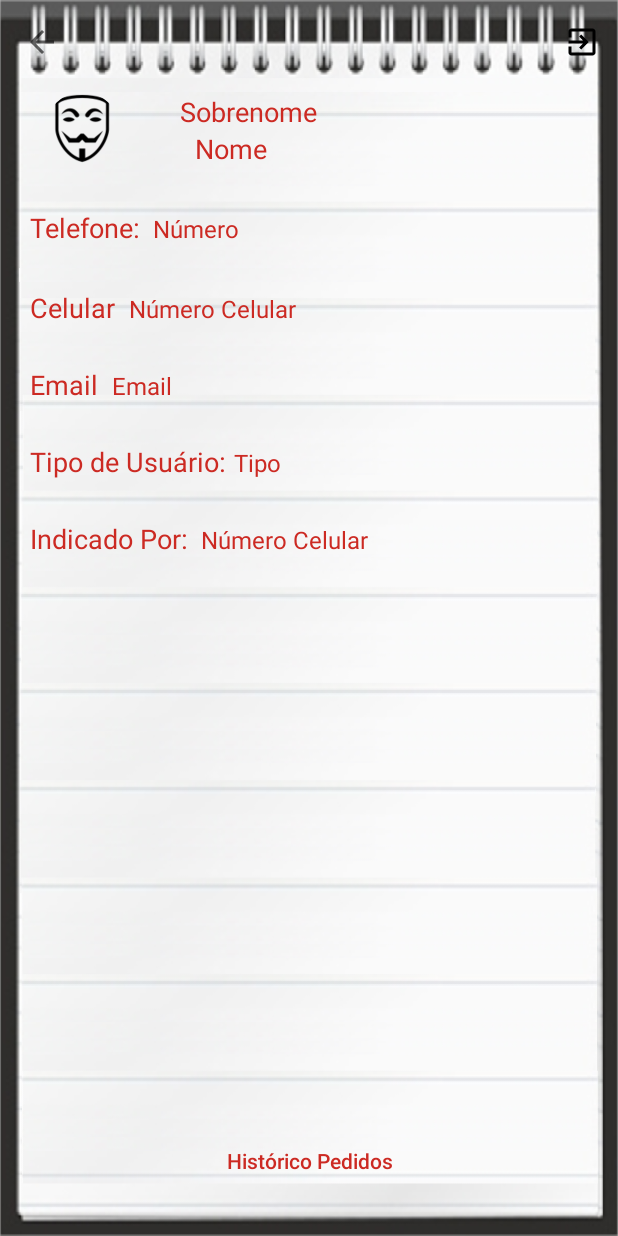
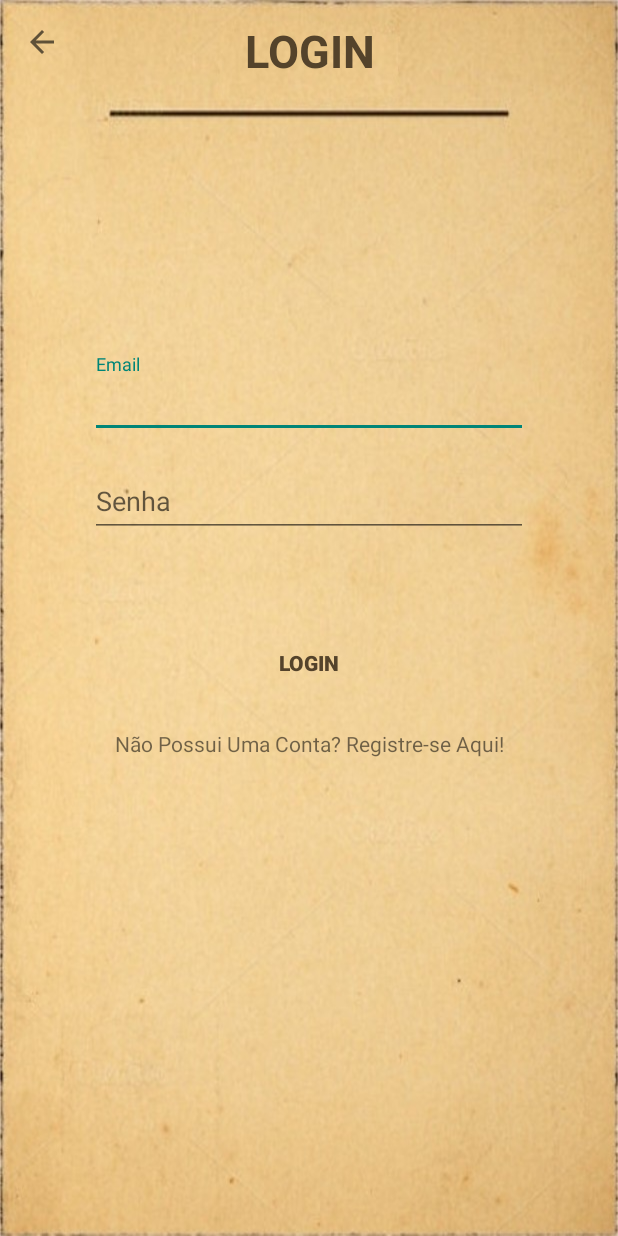
Before and after one commit to alefersaljr/iQueFome_Kotlin, an Android app: the ClienteProfile screen opened directly, with no data from a screen before it, after a tap on "Deslogar", on a phone screen of 412 x 824 dp. Run offline under Robolectric (Android 15) with nearby library versions, the phone set to English and light mode, and no system bars.

Commit message:
10/05/2019
- Criação da tela de Login
- Criação da tela de Cadastro
- Transição das telas
- Alinhamento dos componentes

```diff
--- /dev/null
+++ b/app/src/main/java/br/com/alexandre_salgueirinho/iquefome_kotlin/ClienteLogin.kt
@@ -0,0 +1,34 @@
+package br.com.alexandre_salgueirinho.iquefome_kotlin
+
+import android.content.Intent
+import androidx.appcompat.app.AppCompatActivity
+import android.os.Bundle
+import android.view.Menu
+import android.view.MenuItem
+import kotlinx.android.synthetic.main.activity_cliente_login.*
+
+class ClienteLogin : AppCompatActivity() {
+
+    private lateinit var mToolbar: androidx.appcompat.widget.Toolbar
+    val idBackButton = 16908332
+
+    override fun onCreate(savedInstanceState: Bundle?) {
+        super.onCreate(savedInstanceState)
+        setContentView(R.layout.activity_cliente_login)
+
+        mToolbar = findViewById(R.id.login_Toolbar)
+        setSupportActionBar(mToolbar)
+        supportActionBar?.setDisplayHomeAsUpEnabled(true)
+
+        login_TextView_Registre.setOnClickListener {
+            val intent = Intent(this, ClienteCadastro::class.java)
+            startActivity(intent)
+            finish()
+        }
+    }
+
+    override fun onSupportNavigateUp(): Boolean {
+        onBackPressed()
+        return true
+    }
+}
--- a/app/src/main/java/br/com/alexandre_salgueirinho/iquefome_kotlin/ClienteProfile.kt
+++ b/app/src/main/java/br/com/alexandre_salgueirinho/iquefome_kotlin/ClienteProfile.kt
@@ -1,5 +1,6 @@
 package br.com.alexandre_salgueirinho.iquefome_kotlin
 
+import android.content.Intent
 import androidx.appcompat.app.AppCompatActivity
 import android.os.Bundle
 import android.view.Menu
@@ -28,7 +29,8 @@ class ClienteProfile : AppCompatActivity() {
     override fun onOptionsItemSelected(item: MenuItem?): Boolean {
         when (item?.itemId) {
             idBackButton -> onBackPressed()
-            R.id.action_menu_profile_page_deslogar -> Toast.makeText(this, "Clicou em deslogar", Toast.LENGTH_SHORT).show()
+            R.id.action_menu_profile_page_deslogar -> startActivity ( Intent (this, ClienteLogin::class.java) )
+//            R.id.action_menu_profile_page_deslogar -> Toast.makeText(this, "Clicou em deslogar", Toast.LENGTH_SHORT).show()
         }
         return true
     }
--- a/app/src/main/res/layout/activity_cliente_inicial.xml
+++ b/app/src/main/res/layout/activity_cliente_inicial.xml
@@ -17,9 +17,6 @@
             android:layout_width="match_parent"
             android:layout_height="match_parent"
             android:layout_below="@+id/toolbar_include"
-            android:layout_marginTop="20sp">
-
-
-    </androidx.recyclerview.widget.RecyclerView>
+            android:layout_marginTop="20sp" />
 
 </RelativeLayout>
--- /dev/null
+++ b/app/src/main/res/layout/activity_cliente_login.xml
@@ -0,0 +1,94 @@
+<?xml version="1.0" encoding="utf-8"?>
+<RelativeLayout
+        xmlns:android="http://schemas.android.com/apk/res/android"
+        xmlns:tools="http://schemas.android.com/tools"
+        android:layout_width="match_parent"
+        android:layout_height="match_parent"
+        tools:context=".ClienteLogin"
+        android:background="@drawable/app_background">
+
+    <TextView
+            android:id="@+id/login_TextView_Login"
+            android:layout_width="match_parent"
+            android:layout_height="56sp"
+            android:paddingTop="13sp"
+            android:text="LOGIN"
+            android:textAlignment="center"
+            android:textSize="30sp"
+            android:textStyle="bold"
+            android:textColor="@color/text_color"/>
+
+    <include
+            android:id="@+id/login_Toolbar"
+            layout="@layout/layout_toolbar"/>
+
+
+    <LinearLayout
+            android:layout_width="match_parent"
+            android:layout_height="wrap_content"
+            android:orientation="vertical"
+            android:layout_below="@id/login_TextView_Login"
+            android:layout_marginTop="120sp"
+            android:layout_marginStart="30sp"
+            android:layout_marginEnd="30sp">
+
+
+        <com.google.android.material.textfield.TextInputLayout
+                android:id="@+id/login_Textfild_Email"
+                android:layout_width="match_parent"
+                android:layout_height="wrap_content"
+                android:layout_marginTop="60sp"
+                android:layout_marginLeft="30sp"
+                android:layout_marginRight="30sp">
+
+            <EditText
+                    android:id="@+id/login_EditText_Email"
+                    android:layout_width="match_parent"
+                    android:layout_height="wrap_content"
+                    android:ems="10"
+                    android:hint="Email"
+                    android:inputType="textEmailAddress"/>
+
+        </com.google.android.material.textfield.TextInputLayout>
+
+        <com.google.android.material.textfield.TextInputLayout
+                android:id="@+id/login_Textfild_Password"
+                android:layout_width="match_parent"
+                android:layout_height="wrap_content"
+                android:layout_marginTop="10sp"
+                android:layout_marginLeft="30sp"
+                android:layout_marginRight="30sp">
+
+            <EditText
+                    android:id="@+id/login_EditText_Password"
+                    android:layout_width="match_parent"
+                    android:layout_height="wrap_content"
+                    android:ems="10"
+                    android:hint="Senha"
+                    android:inputType="textPassword"/>
+
+        </com.google.android.material.textfield.TextInputLayout>
+
+        <Button
+                android:id="@+id/login_Button_Login"
+                android:layout_width="match_parent"
+                android:layout_height="wrap_content"
+                android:layout_marginTop="60sp"
+                android:layout_marginLeft="30sp"
+                android:layout_marginRight="30sp"
+                android:text="LOGIN"
+                android:textStyle="bold"
+                android:textColor="@color/text_color"
+                android:background="@null"/>
+
+        <TextView
+                android:id="@+id/login_TextView_Registre"
+                android:layout_width="match_parent"
+                android:layout_height="wrap_content"
+                android:layout_marginTop="20sp"
+                android:text="Não Possui Uma Conta? Registre-se Aqui!"
+                android:textAlignment="center"/>
+
+    </LinearLayout>
+
+</RelativeLayout>
--- a/app/src/main/res/layout/activity_cliente_profile.xml
+++ b/app/src/main/res/layout/activity_cliente_profile.xml
@@ -5,7 +5,7 @@
         android:layout_width="match_parent"
         android:layout_height="match_parent"
         tools:context=".ClienteProfile"
-        android:background="@drawable/note_back">
+        android:background="@drawable/app_background">
 
     <include
             layout="@layout/layout_toolbar"/>
@@ -15,7 +15,7 @@
                     android:paddingLeft="20sp"
                     android:paddingRight="20sp"
                     android:paddingBottom="20sp"
-                    android:layout_marginTop="56sp">
+                    android:layout_marginTop="80sp">
 
 
         <!--<RelativeLayout-->
@@ -85,7 +85,7 @@
                 android:layout_above="@+id/botaoHistoricoPedidos_layout"
                 android:layout_below="@+id/perfil_image"
                 android:layout_centerHorizontal="true"
-                android:layout_marginTop="10dp"
+                android:layout_marginTop="20dp"
                 android:layout_marginBottom="15dp"
                 android:orientation="vertical">
 
@@ -258,6 +258,7 @@
                             android:maxLines="1"
                             android:ellipsize="end"/>
 
+
                 </LinearLayout>
 
                 <!--<LinearLayout-->
@@ -414,7 +415,7 @@
                     android:background="@null"
                     android:text="Histórico Pedidos"
                     android:textAllCaps="false"
-                    android:textColor="@color/text_color"/>
+                    android:textColor="#2b1c00"/>
 
         </LinearLayout>
 
--- a/app/src/main/res/layout/item_prato.xml
+++ b/app/src/main/res/layout/item_prato.xml
@@ -31,6 +31,7 @@
                     android:layout_width="wrap_content"
                     android:layout_height="wrap_content"
                     android:hint="NOME DO PRATO"
+                    android:textColor="@color/text_color"
                     android:textSize="20sp"
                     android:textStyle="bold"
                     android:maxLines="1"
@@ -41,6 +42,7 @@
                     android:layout_width="wrap_content"
                     android:layout_height="wrap_content"
                     android:hint="RESTAURANTE"
+                    android:textColor="@color/text_color"
                     android:textSize="15sp"
                     android:textStyle="italic"
                     android:maxLines="1"
@@ -61,6 +63,7 @@
                     android:layout_width="wrap_content"
                     android:layout_height="wrap_content"
                     android:hint="R$ 00,00"
+                    android:textColor="@color/text_color"
                     android:textSize="15sp"/>
 
             <TextView
@@ -69,6 +72,7 @@
                     android:layout_height="wrap_content"
                     android:textAlignment="viewEnd"
                     android:hint="0 m"
+                    android:textColor="@color/text_color"
                     android:textSize="15sp"/>
 
         </LinearLayout>
--- a/app/src/main/res/values/colors.xml
+++ b/app/src/main/res/values/colors.xml
@@ -22,5 +22,5 @@
     <color name="cinza_medio">#5F798C</color>
     <color name="cinza_escuro1">#203647</color>
     <color name="cinza_escuro2">#2B3740</color>
-    <color name="text_color">#CC2A23</color>
+    <color name="text_color">#54432b</color>
 </resources>
```
Also changed, not shown: app/src/main/AndroidManifest.xml (+6 -1 lines), app/src/main/java/br/com/alexandre_salgueirinho/iquefome_kotlin/ClienteCadastro.kt (added, +34 -0 lines), app/src/main/res/layout/activity_cliente_cadastro.xml (added, +182 -0 lines), app/src/main/res/drawable/app_background.jpg (added).
